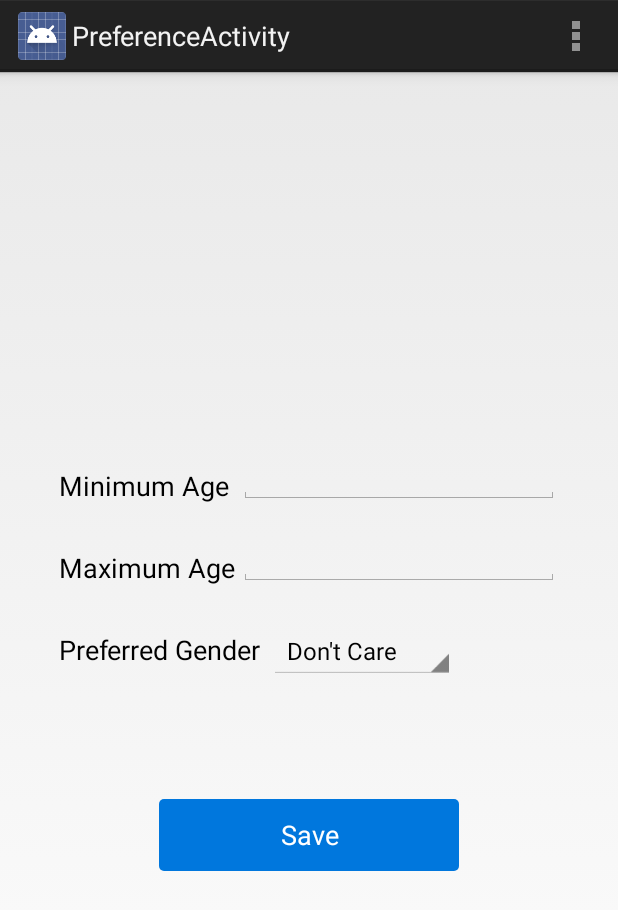
After one commit to zhixing/cabrepublic_android, an Android app: the PreferenceActivity screen opened directly, with no data from a screen before it, on a phone screen of 412 x 824 dp. The commit adds this screen. Shown: the top 910 px of the screen. Run offline under Robolectric (Android 15) with nearby library versions, the phone set to English and light mode, and no system bars.

Commit message:
preference setting activity finished

```diff
--- a/CabRepublic/app/src/main/java/sg/edu/nus/cabrepublic/HomePageActivity.java
+++ b/CabRepublic/app/src/main/java/sg/edu/nus/cabrepublic/HomePageActivity.java
@@ -1,9 +1,13 @@
 package sg.edu.nus.cabrepublic;
 
 import android.app.Activity;
+import android.content.Intent;
 import android.os.Bundle;
 import android.view.Menu;
 import android.view.MenuItem;
+import android.view.View;
+
+import sg.edu.nus.cabrepublic.utilities.ViewHelper;
 
 
 public class HomePageActivity extends Activity {
@@ -33,4 +37,9 @@ public class HomePageActivity extends Activity {
         }
         return super.onOptionsItemSelected(item);
     }
+
+    public void onPreferenceClicked(View v) {
+        Intent intent = new Intent(HomePageActivity.this, PreferenceActivity.class);
+        startActivity(intent);
+    }
 }
--- /dev/null
+++ b/CabRepublic/app/src/main/java/sg/edu/nus/cabrepublic/PreferenceActivity.java
@@ -0,0 +1,87 @@
+package sg.edu.nus.cabrepublic;
+
+import android.app.Activity;
+import android.content.Intent;
+import android.os.Bundle;
+import android.os.Handler;
+import android.os.Message;
+import android.view.Menu;
+import android.view.MenuItem;
+import android.view.View;
+import android.widget.ArrayAdapter;
+import android.widget.EditText;
+import android.widget.ProgressBar;
+import android.widget.Spinner;
+import android.widget.Toast;
+
+import sg.edu.nus.cabrepublic.utilities.CRDataManager;
+import sg.edu.nus.cabrepublic.utilities.ViewHelper;
+
+
+public class PreferenceActivity extends Activity {
+
+    @Override
+    protected void onCreate(Bundle savedInstanceState) {
+        super.onCreate(savedInstanceState);
+        setContentView(R.layout.activity_preference);
+
+        Spinner spinner = (Spinner) findViewById(R.id.gender_preference);
+        ArrayAdapter<CharSequence> adapter = ArrayAdapter.createFromResource(this,
+                R.array.gender_preference_array, android.R.layout.simple_spinner_item);
+        adapter.setDropDownViewResource(android.R.layout.simple_spinner_dropdown_item);
+        spinner.setAdapter(adapter);
+    }
+
+
+    @Override
+    public boolean onCreateOptionsMenu(Menu menu) {
+        // Inflate the menu; this adds items to the action bar if it is present.
+        getMenuInflater().inflate(R.menu.preference, menu);
+        return true;
+    }
+
+    @Override
+    public boolean onOptionsItemSelected(MenuItem item) {
+        // Handle action bar item clicks here. The action bar will
+        // automatically handle clicks on the Home/Up button, so long
+        // as you specify a parent activity in AndroidManifest.xml.
+        int id = item.getItemId();
+        if (id == R.id.action_settings) {
+            return true;
+        }
+        return super.onOptionsItemSelected(item);
+    }
+
+    public void onSaveButtonClicked(View v) {
+        EditText minAgeField = (EditText) findViewById(R.id.min_age_content);
+        final int ageMin = Integer.valueOf(minAgeField.getText().toString());
+
+        EditText maxAgeField = (EditText) findViewById(R.id.max_age_content);
+        final int ageMax = Integer.valueOf(maxAgeField.getText().toString());
+
+        if (ageMin < 0 || ageMin > 100 || ageMax < 0 || ageMax > 100 || ageMin > ageMax) {
+            Toast.makeText(this, "Min age and max age must be between 0 and 100 with min age being equal to or smaller than max age.", Toast.LENGTH_LONG).show();
+        } else {
+            Spinner spinner = (Spinner) findViewById(R.id.gender_preference);
+            final int gender = spinner.getSelectedItemPosition();
+            final ProgressBar progressBar = (ProgressBar) findViewById(R.id.progress_circle);
+
+            Handler updateHandler = new Handler() {
+                @Override
+                public void handleMessage(Message msg) {
+                    progressBar.setVisibility(View.GONE);
+                    if (msg.what == 0) {
+                        Toast.makeText(PreferenceActivity.this, "Preference updated!", Toast.LENGTH_LONG).show();
+                        CRDataManager.getInstance().currentUser.Age_max = ageMax;
+                        CRDataManager.getInstance().currentUser.Age_min = ageMin;
+                        CRDataManager.getInstance().currentUser.Gender_preference = gender;
+                    } else {
+                        Toast.makeText(PreferenceActivity.this, "Cannot update the preference!", Toast.LENGTH_LONG).show();
+                    }
+                }
+            };
+            progressBar.setVisibility(View.VISIBLE);
+            CRDataManager.getInstance().updatePreferenceWithCompletion(ageMin, ageMax, gender, updateHandler);
+        }
+    }
+}
--- a/CabRepublic/app/src/main/java/sg/edu/nus/cabrepublic/utilities/CRDataManager.java
+++ b/CabRepublic/app/src/main/java/sg/edu/nus/cabrepublic/utilities/CRDataManager.java
@@ -3,6 +3,7 @@ package sg.edu.nus.cabrepublic.utilities;
 import android.content.Context;
 import android.os.Message;
 import android.os.Handler;
+import android.util.Log;
 
 import com.google.gson.Gson;
 import com.google.gson.GsonBuilder;
@@ -80,6 +81,23 @@ public class CRDataManager {
         crService.login(userEmail, userPassword, callback);
     }
 
+    public void updatePreferenceWithCompletion(int ageMin, int ageMax, int gender, final Handler completion) {
+        Callback<Object> callback = new Callback<Object>() {
+            @Override
+            public void success(Object user, Response response) {
+                completion.sendMessage(Message.obtain(null, 0, null));
+            }
+
+            @Override
+            public void failure(RetrofitError retrofitError) {
+                RequestError err = resolveRequestFailure(retrofitError);
+                completion.sendMessage(Message.obtain(null, err.errorCode, err.reason));
+            }
+        };
+        Log.d("cabrepublic", "Access token is " + currentUser.Access_token);
+        crService.updatePreference(currentUser.Access_token, ageMin, ageMax, gender, callback);
+    }
+
     public void logout(Context context){
 
     }
--- a/CabRepublic/app/src/main/java/sg/edu/nus/cabrepublic/utilities/CRService.java
+++ b/CabRepublic/app/src/main/java/sg/edu/nus/cabrepublic/utilities/CRService.java
@@ -3,7 +3,9 @@ package sg.edu.nus.cabrepublic.utilities;
 import retrofit.Callback;
 import retrofit.http.Field;
 import retrofit.http.FormUrlEncoded;
+import retrofit.http.Header;
 import retrofit.http.POST;
+import retrofit.http.PUT;
 import sg.edu.nus.cabrepublic.nework_data.UserResponse;
 
 /**
@@ -15,4 +17,8 @@ public interface CRService {
     void login(@Field("email") String email,
                @Field("password") String password,
                Callback<UserResponse> cb);
+
+    @FormUrlEncoded
+    @PUT("/users")
+    void updatePreference(@Header("Authorization") String token, @Field("age_min") int ageMin, @Field("age_max") int ageMax, @Field("gender_preference") int genderPreference, Callback<Object> cb);
 }
--- /dev/null
+++ b/CabRepublic/app/src/main/res/drawable-hdpi/confirm_button_clicked.xml
@@ -0,0 +1,12 @@
+<?xml version="1.0" encoding="utf-8"?>
+<shape xmlns:android="http://schemas.android.com/apk/res/android"
+    android:padding="10dp"
+    android:shape="rectangle">
+    <!-- you can use any color you want I used here gray color-->
+    <solid android:color="#7819A2" />
+    <corners
+        android:bottomLeftRadius="3dp"
+        android:bottomRightRadius="3dp"
+        android:topLeftRadius="3dp"
+        android:topRightRadius="3dp" />
+</shape>
--- /dev/null
+++ b/CabRepublic/app/src/main/res/drawable-hdpi/confirm_button_normal.xml
@@ -0,0 +1,12 @@
+<?xml version="1.0" encoding="utf-8"?>
+<shape xmlns:android="http://schemas.android.com/apk/res/android"
+    android:padding="10dp"
+    android:shape="rectangle">
+    <!-- you can use any color you want I used here gray color-->
+    <solid android:color="#0077DD" />
+    <corners
+        android:bottomLeftRadius="3dp"
+        android:bottomRightRadius="3dp"
+        android:topLeftRadius="3dp"
+        android:topRightRadius="3dp" />
+</shape>
--- /dev/null
+++ b/CabRepublic/app/src/main/res/drawable-hdpi/confirm_button_selector.xml
@@ -0,0 +1,5 @@
+<?xml version="1.0" encoding="utf-8"?>
+<selector xmlns:android="http://schemas.android.com/apk/res/android">
+    <item android:drawable="@drawable/confirm_button_clicked" android:state_pressed="true" />
+    <item android:drawable="@drawable/confirm_button_normal" />
+</selector>
--- a/CabRepublic/app/src/main/res/layout/activity_home_page.xml
+++ b/CabRepublic/app/src/main/res/layout/activity_home_page.xml
@@ -56,6 +56,7 @@
             android:paddingLeft="30dp"
             android:paddingRight="20dp"
             android:drawablePadding="30dp"
+            android:onClick="onPreferenceClicked"
             android:gravity="center_vertical|right"
             android:textSize="30sp"
             />
--- /dev/null
+++ b/CabRepublic/app/src/main/res/layout/activity_preference.xml
@@ -0,0 +1,94 @@
+<?xml version="1.0" encoding="utf-8"?>
+<RelativeLayout xmlns:android="http://schemas.android.com/apk/res/android"
+    xmlns:tools="http://schemas.android.com/tools"
+    android:layout_width="match_parent"
+    android:layout_height="match_parent"
+    android:layout_margin="10dp"
+    tools:context="sg.edu.nus.cabrepublic.PreferenceActivity">
+
+    <ProgressBar
+        android:id="@+id/progress_circle"
+        android:layout_width="50dp"
+        android:layout_height="50dp"
+        android:layout_centerInParent="true"
+        android:indeterminate="true"
+        android:visibility="gone" />
+
+    <RelativeLayout
+        android:layout_width="wrap_content"
+        android:layout_height="wrap_content"
+        android:layout_centerInParent="true">
+
+        <TextView
+            android:id="@+id/min_age"
+            android:layout_width="wrap_content"
+            android:layout_height="wrap_content"
+            android:layout_alignParentLeft="true"
+            android:layout_marginTop="20dp"
+            android:text="Minimum Age"
+            android:textAppearance="?android:attr/textAppearanceMedium" />
+
+        <EditText
+            android:id="@+id/min_age_content"
+            android:layout_width="wrap_content"
+            android:layout_height="wrap_content"
+            android:layout_alignBottom="@+id/min_age"
+            android:layout_marginLeft="120dp"
+            android:ems="10"
+            android:inputType="number" />
+
+
+        <TextView
+            android:id="@+id/max_age"
+            android:layout_width="wrap_content"
+            android:layout_height="wrap_content"
+            android:layout_alignParentLeft="true"
+            android:layout_below="@+id/min_age"
+            android:layout_marginTop="30dp"
+            android:text="Maximum Age"
+            android:textAppearance="?android:attr/textAppearanceMedium" />
+
+        <EditText
+            android:id="@+id/max_age_content"
+            android:layout_width="wrap_content"
+            android:layout_height="wrap_content"
+            android:layout_alignBottom="@+id/max_age"
+            android:layout_marginLeft="120dp"
+            android:ems="10"
+            android:inputType="number" />
+
+        <TextView
+            android:id="@+id/gender_preference_title"
+            android:layout_width="wrap_content"
+            android:layout_height="wrap_content"
+            android:layout_alignParentLeft="true"
+            android:layout_marginTop="30dp"
+            android:text="Preferred Gender"
+            android:layout_below="@+id/max_age"
+            android:textAppearance="?android:attr/textAppearanceMedium" />
+
+        <Spinner
+            android:layout_width="wrap_content"
+            android:layout_height="wrap_content"
+            android:id="@+id/gender_preference"
+            android:layout_below="@+id/max_age"
+            android:layout_alignBaseline="@+id/gender_preference_title"
+            android:layout_marginLeft="140dp"/>
+
+        <Button
+            android:id="@+id/confirm_signup"
+            android:layout_width="200dp"
+            android:layout_height="wrap_content"
+            android:layout_below="@+id/gender_preference"
+            android:layout_centerHorizontal="true"
+            android:layout_marginTop="80dp"
+            android:background="@drawable/confirm_button_selector"
+            android:onClick="onSaveButtonClicked"
+            android:text="Save"
+            android:textColor="#FFFFFF" />
+
+
+    </RelativeLayout>
+
+
+</RelativeLayout>
--- /dev/null
+++ b/CabRepublic/app/src/main/res/menu/preference.xml
@@ -0,0 +1,8 @@
+<menu xmlns:android="http://schemas.android.com/apk/res/android"
+    xmlns:tools="http://schemas.android.com/tools"
+    tools:context="sg.edu.nus.cabrepublic.PreferenceActivity" >
+    <item android:id="@+id/action_settings"
+        android:title="@string/action_settings"
+        android:orderInCategory="100"
+        android:showAsAction="never" />
+</menu>
--- a/CabRepublic/app/src/main/res/values/strings.xml
+++ b/CabRepublic/app/src/main/res/values/strings.xml
@@ -9,5 +9,13 @@
     <string name="header_name_of_contact">Contact Information</string>
     <string name="header_name_of_pickup_map">Pick Up Location</string>
     <string name="title_activity_matching_process">matchingProcessActivity</string>
+    <string name="title_activity_preference">PreferenceActivity</string>
+
+    <string-array name="gender_preference_array">
+        <item>Don\'t Care</item>
+        <item>Male Only</item>
+        <item>Female Only</item>
+    </string-array>
+
 
 </resources>
```
Also changed, not shown: CabRepublic/app/src/main/AndroidManifest.xml (+8 -4 lines), 1 other file.
